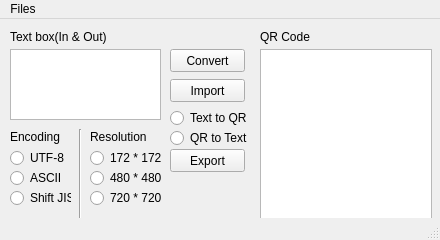
This is main.ui in theskanthunt42/simpleQRtool as Qt 5 draws it before an edit. The edited form follows.
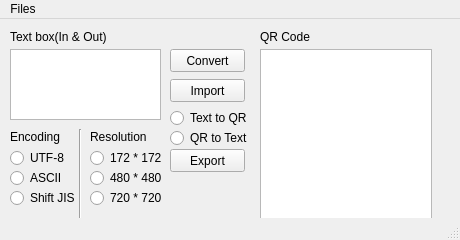
This is the edited form.

Patch:
```diff
--- a/main.ui
+++ b/main.ui
@@ -6,19 +6,19 @@
    <rect>
     <x>0</x>
     <y>0</y>
-    <width>440</width>
+    <width>460</width>
     <height>240</height>
    </rect>
   </property>
   <property name="minimumSize">
    <size>
-    <width>440</width>
+    <width>460</width>
     <height>240</height>
    </size>
   </property>
   <property name="maximumSize">
    <size>
-    <width>440</width>
+    <width>480</width>
     <height>240</height>
    </size>
   </property>
@@ -64,7 +64,7 @@
      <rect>
       <x>170</x>
       <y>90</y>
-      <width>81</width>
+      <width>91</width>
       <height>18</height>
      </rect>
     </property>
@@ -80,7 +80,7 @@
      <rect>
       <x>170</x>
       <y>110</y>
-      <width>81</width>
+      <width>91</width>
       <height>18</height>
      </rect>
     </property>
@@ -93,7 +93,7 @@
      <rect>
       <x>10</x>
       <y>10</y>
-      <width>101</width>
+      <width>141</width>
       <height>16</height>
      </rect>
     </property>
@@ -145,7 +145,7 @@
      <rect>
       <x>10</x>
       <y>130</y>
-      <width>61</width>
+      <width>71</width>
       <height>18</height>
      </rect>
     </property>
@@ -158,7 +158,7 @@
      <rect>
       <x>10</x>
       <y>150</y>
-      <width>61</width>
+      <width>71</width>
       <height>18</height>
      </rect>
     </property>
@@ -171,7 +171,7 @@
      <rect>
       <x>10</x>
       <y>170</y>
-      <width>61</width>
+      <width>71</width>
       <height>18</height>
      </rect>
     </property>
@@ -263,7 +263,7 @@
     <rect>
      <x>0</x>
      <y>0</y>
-     <width>440</width>
+     <width>460</width>
      <height>18</height>
     </rect>
    </property>
```
